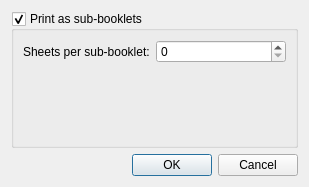
This is gui/configdialog/configdialog.ui in Boomaga/boomaga as Qt 5 draws it before an edit. The edited form follows.
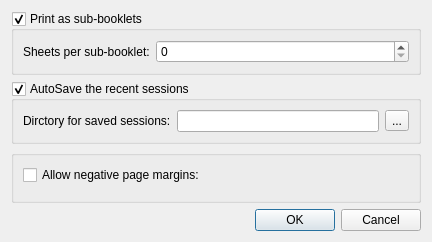
This is the edited form.

Commit message: AutoSave session and allow negative margins

What changed in the file:
```diff
--- a/gui/configdialog/configdialog.ui
+++ b/gui/configdialog/configdialog.ui
@@ -6,8 +6,8 @@
    <rect>
     <x>0</x>
     <y>0</y>
-    <width>309</width>
-    <height>187</height>
+    <width>432</width>
+    <height>242</height>
    </rect>
   </property>
   <property name="windowTitle">
@@ -46,6 +46,77 @@
      </layout>
     </widget>
    </item>
+   <item>
+    <widget class="QGroupBox" name="autoSaveGroupBox">
+     <property name="toolTip">
+      <string>Autosave your jobs every time you print.</string>
+     </property>
+     <property name="title">
+      <string>AutoSave the recent sessions</string>
+     </property>
+     <property name="checkable">
+      <bool>true</bool>
+     </property>
+     <property name="checked">
+      <bool>true</bool>
+     </property>
+     <layout class="QFormLayout" name="formLayout_2">
+      <item row="0" column="0">
+       <widget class="QLabel" name="label">
+        <property name="text">
+         <string>Dirctory for saved sessions:</string>
+        </property>
+       </widget>
+      </item>
+      <item row="0" column="1">
+       <layout class="QHBoxLayout" name="horizontalLayout">
+        <item>
+         <widget class="QLineEdit" name="autoSaveDirEdit"/>
+        </item>
+        <item>
+         <widget class="QToolButton" name="autoSaveDirBtn">
+          <property name="text">
+           <string>...</string>
+          </property>
+         </widget>
+        </item>
+       </layout>
+      </item>
+     </layout>
+    </widget>
+   </item>
+   <item>
+    <widget class="QGroupBox" name="groupBox">
+     <property name="title">
+      <string/>
+     </property>
+     <property name="flat">
+      <bool>true</bool>
+     </property>
+     <layout class="QVBoxLayout" name="verticalLayout_3">
+      <item>
+       <widget class="QCheckBox" name="negativeMargins">
+        <property name="text">
+         <string>Allow negative page margins:</string>
+        </property>
+       </widget>
+      </item>
+      <item>
+       <spacer name="verticalSpacer">
+        <property name="orientation">
+         <enum>Qt::Vertical</enum>
+        </property>
+        <property name="sizeHint" stdset="0">
+         <size>
+          <width>20</width>
+          <height>40</height>
+         </size>
+        </property>
+       </spacer>
+      </item>
+     </layout>
+    </widget>
+   </item>
    <item>
     <widget class="QDialogButtonBox" name="buttonBox">
      <property name="orientation">
```
The commit also changes 9 other files.
